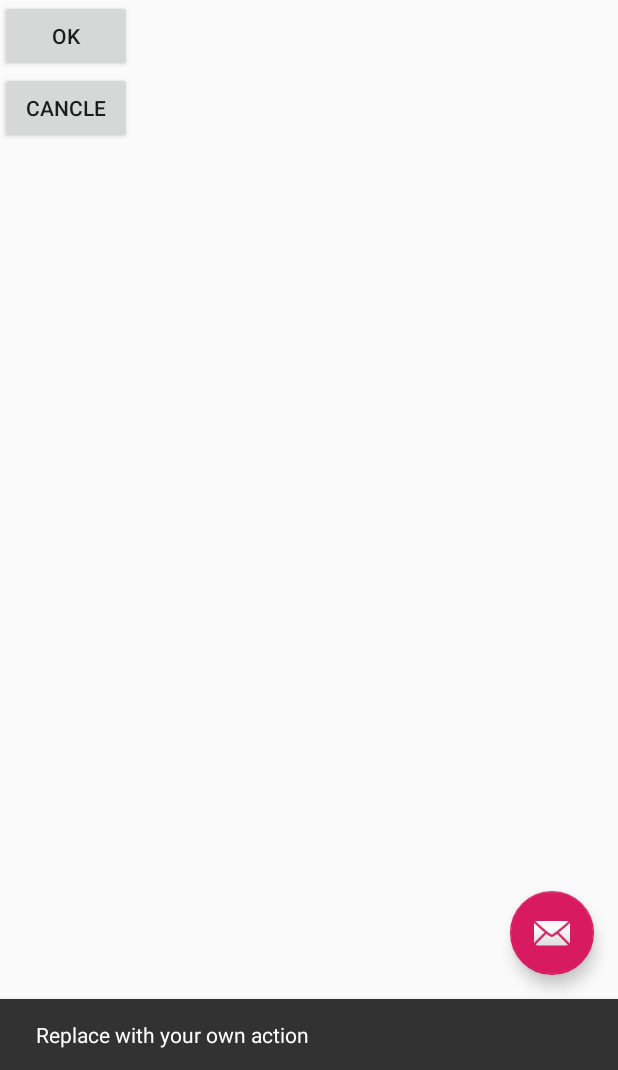
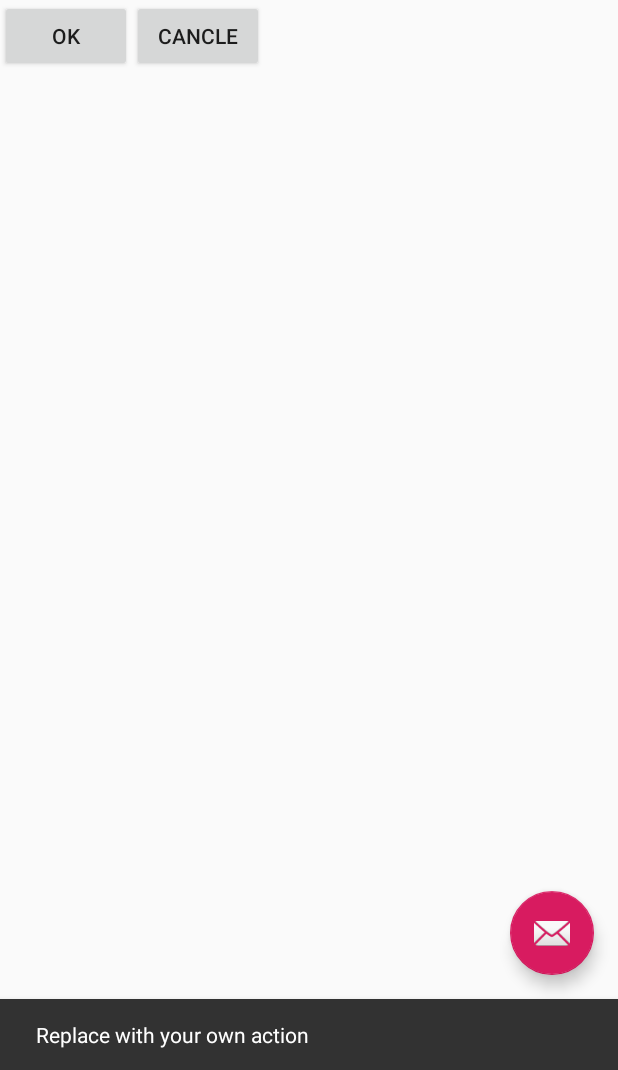
Before and after one commit to Irenechia/FirstAPP1, an Android app: the screen it shows after launch (MainActivity), after a tap on an icon or button, on a phone screen of 412 x 824 dp, the part 166-1236 px from its top. Run offline under Robolectric (Android 15) with nearby library versions, the phone set to English and light mode, and no system bars.

```diff
--- a/app/src/main/res/layout/content_main.xml
+++ b/app/src/main/res/layout/content_main.xml
@@ -17,17 +17,25 @@
         android:gravity="center"
         android:textSize="25sp" />
 
+    <LinearLayout
+        android:layout_width="match_parent"
+        android:layout_height="match_parent"
+        android:orientation="horizontal">
+
         <Button
-        android:id="@+id/button"
+            android:id="@+id/button1"
+            style="@style/Widget.AppCompat.Button"
             android:layout_width="wrap_content"
             android:layout_height="wrap_content"
             android:text="@string/app_ok" />
 
         <Button
             android:id="@+id/button2"
+            style="@style/Widget.AppCompat.Button"
             android:layout_width="wrap_content"
             android:layout_height="wrap_content"
             android:text="@string/app_no" />
+    </LinearLayout>
 
 
 </LinearLayout>
--- a/app/src/main/res/values/strings.xml
+++ b/app/src/main/res/values/strings.xml
@@ -1,5 +1,5 @@
 <resources>
-    <string name="app_name">FirstAPP</string>
+    <string name="app_name" translatable="false">FirstAPP</string>
     <string name="action_settings">Settings</string>
     <string name="app_no">cancle</string>
     <string name="app_ok">ok</string>
```
Also changed, not shown: 1 other file. Lines whose indentation alone changed are shown as unchanged.
